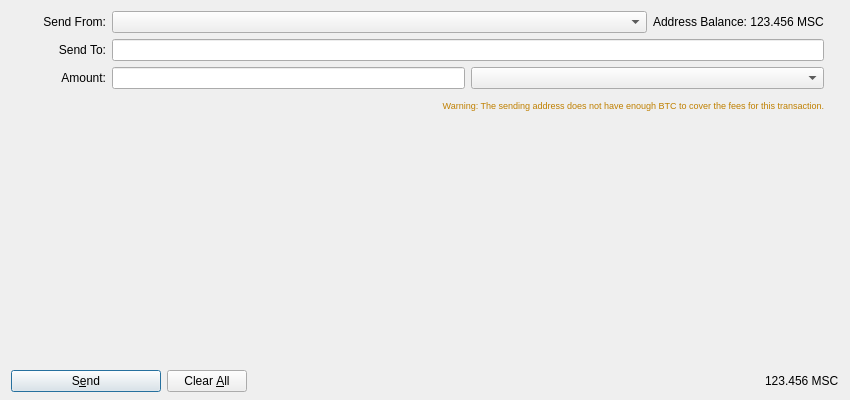
First picture: the form in src/qt/forms/sendmpdialog.ui, repository zathras-crypto/mastercore, before the edit.
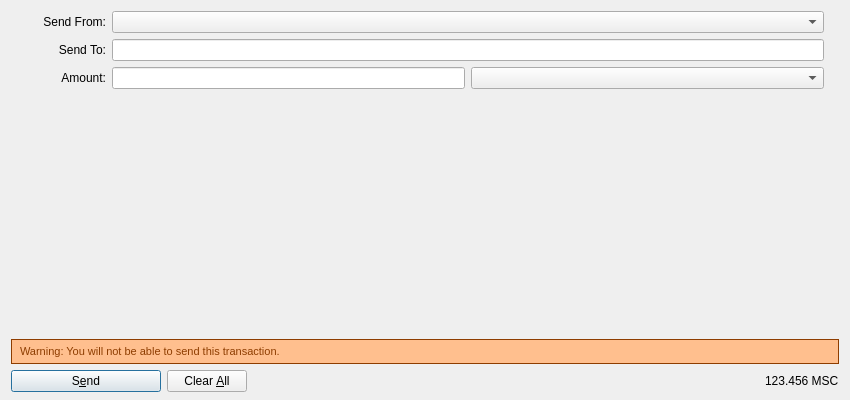
Second picture: the form after the edit. Icons and pictures are not drawn.

Commit message: Refresh send page based on feedback

```diff
--- a/src/qt/forms/sendmpdialog.ui
+++ b/src/qt/forms/sendmpdialog.ui
@@ -40,7 +40,7 @@
         <height>351</height>
        </rect>
       </property>
-      <layout class="QVBoxLayout" name="verticalLayout_2" stretch="0,0,0,0,1">
+      <layout class="QVBoxLayout" name="verticalLayout_2" stretch="0,0,0,1,0">
        <property name="leftMargin">
         <number>0</number>
        </property>
@@ -90,13 +90,6 @@
            </property>
           </widget>
          </item>
-         <item>
-          <widget class="QLabel" name="addressBalanceLabel">
-           <property name="text">
-            <string>Address Balance: 123.456 MSC</string>
-           </property>
-          </widget>
-         </item>
          <item>
           <spacer name="horizontalSpacer_2">
            <property name="orientation">
@@ -215,6 +208,19 @@
          </item>
         </layout>
        </item>
+       <item>
+        <spacer name="verticalSpacer">
+         <property name="orientation">
+          <enum>Qt::Vertical</enum>
+         </property>
+         <property name="sizeHint" stdset="0">
+          <size>
+           <width>20</width>
+           <height>40</height>
+          </size>
+         </property>
+        </spacer>
+       </item>
        <item>
         <layout class="QHBoxLayout" name="horizontalLayout_4">
          <property name="bottomMargin">
@@ -224,51 +230,23 @@
           <widget class="QLabel" name="feeWarningLabel">
            <property name="font">
             <font>
-             <pointsize>7</pointsize>
+             <pointsize>8</pointsize>
             </font>
            </property>
            <property name="styleSheet">
-            <string notr="true">QLabel { color:rgb(191, 127, 0);} </string>
+            <string notr="true">QLabel { 
+border: 1px solid rgb(142,61,0);padding:5px 5px 5px 5px;background-repeat: no-repeat;background-position: 10px center;color: #133959;background-color: rgb(255,191,142); color:rgb(142,61,0);} </string>
            </property>
            <property name="text">
-            <string>Warning: The sending address does not have enough BTC to cover the fees for this transaction.</string>
+            <string>Warning: You will not be able to send this transaction.</string>
            </property>
            <property name="alignment">
-            <set>Qt::AlignRight|Qt::AlignTrailing|Qt::AlignVCenter</set>
+            <set>Qt::AlignLeading|Qt::AlignLeft|Qt::AlignVCenter</set>
            </property>
           </widget>
          </item>
-         <item>
-          <spacer name="horizontalSpacer_4">
-           <property name="orientation">
-            <enum>Qt::Horizontal</enum>
-           </property>
-           <property name="sizeType">
-            <enum>QSizePolicy::Fixed</enum>
-           </property>
-           <property name="sizeHint" stdset="0">
-            <size>
-             <width>15</width>
-             <height>20</height>
-            </size>
-           </property>
-          </spacer>
-         </item>
         </layout>
        </item>
-       <item>
-        <spacer name="verticalSpacer">
-         <property name="orientation">
-          <enum>Qt::Vertical</enum>
-         </property>
-         <property name="sizeHint" stdset="0">
-          <size>
-           <width>20</width>
-           <height>40</height>
-          </size>
-         </property>
-        </spacer>
-       </item>
       </layout>
      </widget>
     </widget>
```
The commit also changes 2 other files.
